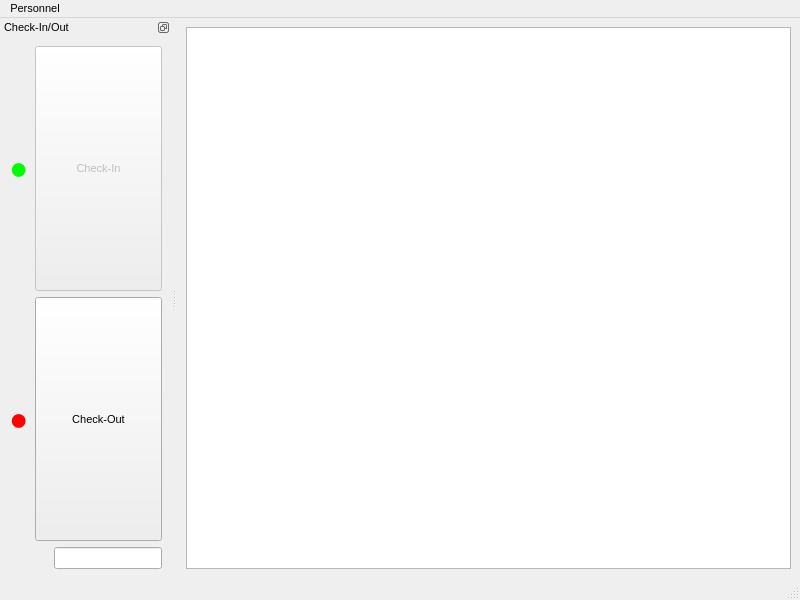
AzureUmbra/HDMS, file hsuDataMain.ui: the form before one commit.
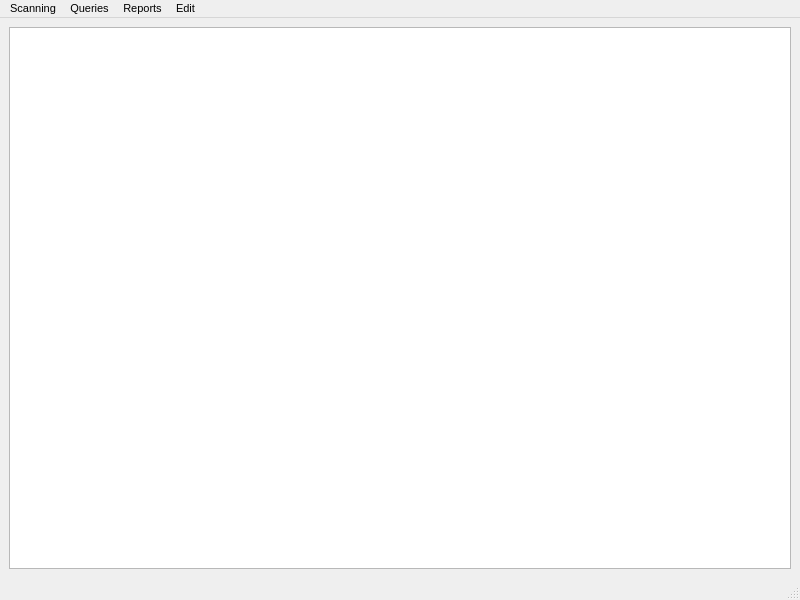
The form after the commit.

Commit message: check-in/out functional create event functional

Patch:
```diff
--- a/hsuDataMain.ui
+++ b/hsuDataMain.ui
@@ -47,247 +47,34 @@
      <height>21</height>
     </rect>
    </property>
-   <widget class="QMenu" name="menuPersonnel">
+   <widget class="QMenu" name="menuScanning">
     <property name="title">
-     <string>Personnel</string>
+     <string>Scanning</string>
     </property>
     <addaction name="checkInOutToggle"/>
    </widget>
-   <addaction name="menuPersonnel"/>
+   <widget class="QMenu" name="menuQueries">
+    <property name="title">
+     <string>Queries</string>
+    </property>
+   </widget>
+   <widget class="QMenu" name="menuReports">
+    <property name="title">
+     <string>Reports</string>
+    </property>
+   </widget>
+   <widget class="QMenu" name="menuEdit">
+    <property name="title">
+     <string>Edit</string>
+    </property>
+    <addaction name="actionMember"/>
+   </widget>
+   <addaction name="menuScanning"/>
+   <addaction name="menuQueries"/>
+   <addaction name="menuReports"/>
+   <addaction name="menuEdit"/>
   </widget>
   <widget class="QStatusBar" name="statusbar"/>
-  <widget class="QDockWidget" name="checkInOutWidget">
-   <property name="enabled">
-    <bool>true</bool>
-   </property>
-   <property name="sizePolicy">
-    <sizepolicy hsizetype="Preferred" vsizetype="Preferred">
-     <horstretch>0</horstretch>
-     <verstretch>0</verstretch>
-    </sizepolicy>
-   </property>
-   <property name="floating">
-    <bool>false</bool>
-   </property>
-   <property name="features">
-    <set>QDockWidget::DockWidgetFloatable|QDockWidget::DockWidgetMovable</set>
-   </property>
-   <property name="windowTitle">
-    <string>Check-In/Out</string>
-   </property>
-   <attribute name="dockWidgetArea">
-    <number>1</number>
-   </attribute>
-   <widget class="QWidget" name="dockWidgetContents">
-    <layout class="QVBoxLayout" name="verticalLayout">
-     <item>
-      <layout class="QHBoxLayout" name="horizontalLayout">
-       <item>
-        <widget class="QLabel" name="checkInLed">
-         <property name="enabled">
-          <bool>true</bool>
-         </property>
-         <property name="sizePolicy">
-          <sizepolicy hsizetype="Fixed" vsizetype="Fixed">
-           <horstretch>0</horstretch>
-           <verstretch>0</verstretch>
-          </sizepolicy>
-         </property>
-         <property name="palette">
-          <palette>
-           <active>
-            <colorrole role="WindowText">
-             <brush brushstyle="SolidPattern">
-              <color alpha="255">
-               <red>0</red>
-               <green>255</green>
-               <blue>0</blue>
-              </color>
-             </brush>
-            </colorrole>
-           </active>
-           <inactive>
-            <colorrole role="WindowText">
-             <brush brushstyle="SolidPattern">
-              <color alpha="255">
-               <red>0</red>
-               <green>255</green>
-               <blue>0</blue>
-              </color>
-             </brush>
-            </colorrole>
-           </inactive>
-           <disabled>
-            <colorrole role="WindowText">
-             <brush brushstyle="SolidPattern">
-              <color alpha="255">
-               <red>255</red>
-               <green>0</green>
-               <blue>0</blue>
-              </color>
-             </brush>
-            </colorrole>
-           </disabled>
-          </palette>
-         </property>
-         <property name="font">
-          <font>
-           <family>MS Shell Dlg 2</family>
-           <pointsize>24</pointsize>
-           <kerning>true</kerning>
-          </font>
-         </property>
-         <property name="lineWidth">
-          <number>1</number>
-         </property>
-         <property name="text">
-          <string>●</string>
-         </property>
-         <property name="alignment">
-          <set>Qt::AlignLeading|Qt::AlignLeft|Qt::AlignVCenter</set>
-         </property>
-         <property name="margin">
-          <number>0</number>
-         </property>
-        </widget>
-       </item>
-       <item>
-        <widget class="QPushButton" name="checkIn">
-         <property name="enabled">
-          <bool>false</bool>
-         </property>
-         <property name="sizePolicy">
-          <sizepolicy hsizetype="Minimum" vsizetype="Expanding">
-           <horstretch>0</horstretch>
-           <verstretch>0</verstretch>
-          </sizepolicy>
-         </property>
-         <property name="text">
-          <string>Check-In</string>
-         </property>
-         <property name="checkable">
-          <bool>false</bool>
-         </property>
-         <property name="autoExclusive">
-          <bool>false</bool>
-         </property>
-        </widget>
-       </item>
-      </layout>
-     </item>
-     <item>
-      <layout class="QHBoxLayout" name="horizontalLayout_2">
-       <item>
-        <widget class="QLabel" name="checkOutLed">
-         <property name="enabled">
-          <bool>false</bool>
-         </property>
-         <property name="sizePolicy">
-          <sizepolicy hsizetype="Fixed" vsizetype="Fixed">
-           <horstretch>0</horstretch>
-           <verstretch>0</verstretch>
-          </sizepolicy>
-         </property>
-         <property name="maximumSize">
-          <size>
-           <width>16777215</width>
-           <height>16777215</height>
-          </size>
-         </property>
-         <property name="palette">
-          <palette>
-           <active>
-            <colorrole role="WindowText">
-             <brush brushstyle="SolidPattern">
-              <color alpha="255">
-               <red>0</red>
-               <green>255</green>
-               <blue>0</blue>
-              </color>
-             </brush>
-            </colorrole>
-           </active>
-           <inactive>
-            <colorrole role="WindowText">
-             <brush brushstyle="SolidPattern">
-              <color alpha="255">
-               <red>0</red>
-               <green>255</green>
-               <blue>0</blue>
-              </color>
-             </brush>
-            </colorrole>
-           </inactive>
-           <disabled>
-            <colorrole role="WindowText">
-             <brush brushstyle="SolidPattern">
-              <color alpha="255">
-               <red>255</red>
-               <green>0</green>
-               <blue>0</blue>
-              </color>
-             </brush>
-            </colorrole>
-           </disabled>
-          </palette>
-         </property>
-         <property name="font">
-          <font>
-           <pointsize>24</pointsize>
-          </font>
-         </property>
-         <property name="text">
-          <string>●</string>
-         </property>
-        </widget>
-       </item>
-       <item>
-        <widget class="QPushButton" name="checkOut">
-         <property name="enabled">
-          <bool>true</bool>
-         </property>
-         <property name="sizePolicy">
-          <sizepolicy hsizetype="Minimum" vsizetype="Expanding">
-           <horstretch>0</horstretch>
-           <verstretch>0</verstretch>
-          </sizepolicy>
-         </property>
-         <property name="text">
-          <string>Check-Out</string>
-         </property>
-         <property name="checkable">
-          <bool>false</bool>
-         </property>
-        </widget>
-       </item>
-      </layout>
-     </item>
-     <item>
-      <layout class="QHBoxLayout" name="horizontalLayout_4">
-       <item>
-        <spacer name="horizontalSpacer">
-         <property name="orientation">
-          <enum>Qt::Horizontal</enum>
-         </property>
-         <property name="sizeType">
-          <enum>QSizePolicy::Fixed</enum>
-         </property>
-         <property name="sizeHint" stdset="0">
-          <size>
-           <width>45</width>
-           <height>20</height>
-          </size>
-         </property>
-        </spacer>
-       </item>
-       <item>
-        <widget class="QLineEdit" name="checkInOutLine"/>
-       </item>
-      </layout>
-     </item>
-    </layout>
-   </widget>
-  </widget>
   <action name="checkInOutToggle">
    <property name="checkable">
     <bool>true</bool>
```
Left out of the diff: 167 changed lines with no effect on the pictures. The commit also changes 18 other files.
